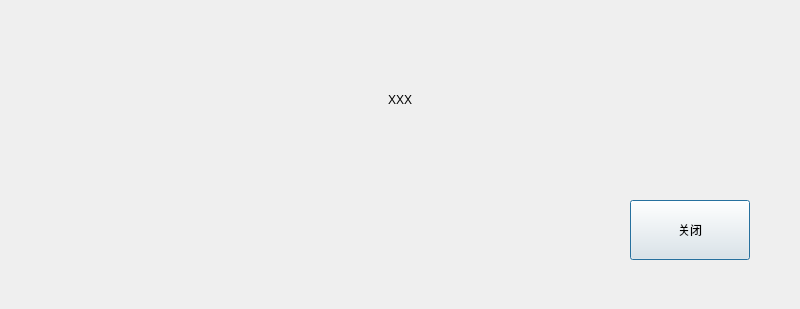
Above: src/XMusic/msgbox.ui from 1028417/XMusic before the change. Below: the same form after it.
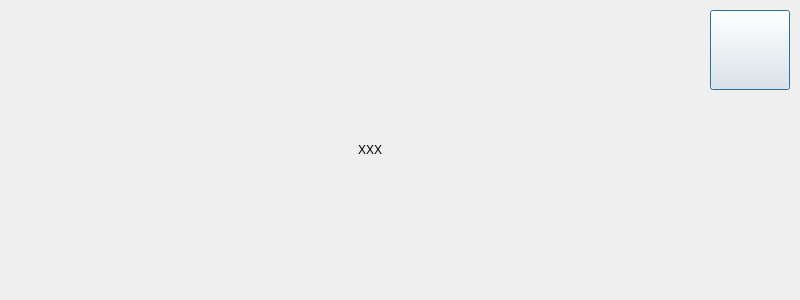
That is the form after the change. Icons and pictures are not drawn. Custom widgets are drawn as their Qt base class.

Patch:
```diff
--- a/src/XMusic/msgbox.ui
+++ b/src/XMusic/msgbox.ui
@@ -7,7 +7,7 @@
     <x>0</x>
     <y>0</y>
     <width>800</width>
-    <height>309</height>
+    <height>300</height>
    </rect>
   </property>
   <property name="windowTitle">
@@ -17,8 +17,8 @@
    <property name="geometry">
     <rect>
      <x>40</x>
-     <y>60</y>
-     <width>720</width>
+     <y>110</y>
+     <width>660</width>
      <height>80</height>
     </rect>
    </property>
@@ -32,10 +32,10 @@
   <widget class="CButton" name="btnClose">
    <property name="geometry">
     <rect>
-     <x>630</x>
-     <y>200</y>
-     <width>120</width>
-     <height>60</height>
+     <x>710</x>
+     <y>10</y>
+     <width>80</width>
+     <height>80</height>
     </rect>
    </property>
    <property name="autoFillBackground">
@@ -45,7 +45,7 @@
     <string notr="true"/>
    </property>
    <property name="text">
-    <string>关闭</string>
+    <string/>
    </property>
    <property name="iconSize">
     <size>
@@ -53,25 +53,22 @@
      <height>100</height>
     </size>
    </property>
-   <property name="checkable">
-    <bool>false</bool>
-   </property>
    <property name="flat">
     <bool>false</bool>
    </property>
   </widget>
  </widget>
  <customwidgets>
-  <customwidget>
-   <class>CLabel</class>
-   <extends>QLabel</extends>
-   <header location="global">label.h</header>
-  </customwidget>
   <customwidget>
    <class>CButton</class>
    <extends>QPushButton</extends>
    <header location="global">button.h</header>
   </customwidget>
+  <customwidget>
+   <class>CLabel</class>
+   <extends>QLabel</extends>
+   <header location="global">label.h</header>
+  </customwidget>
  </customwidgets>
  <resources/>
  <connections/>
```
Left out of the diff: 4 changed lines with no effect on the pictures.
